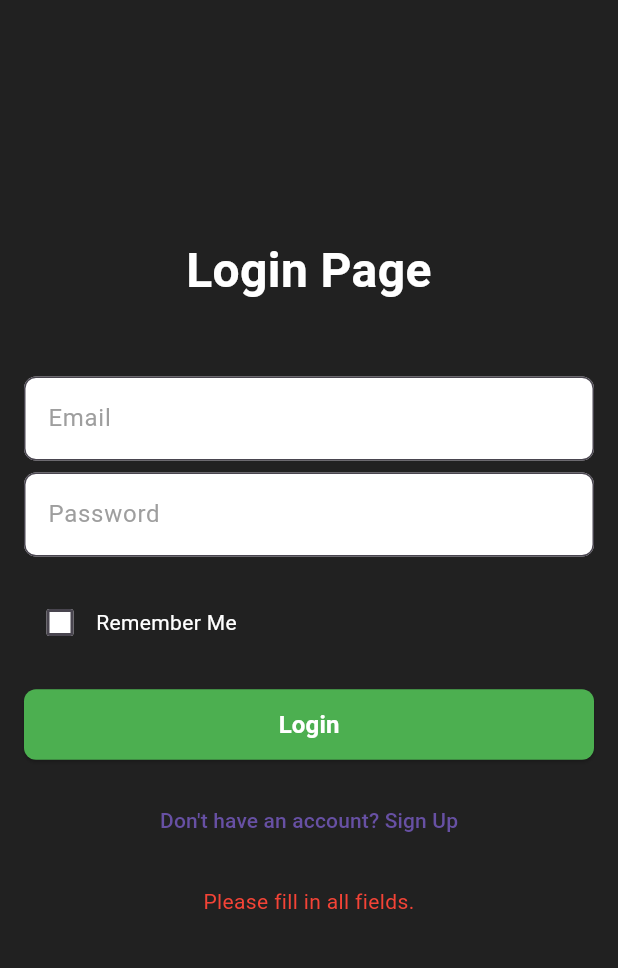
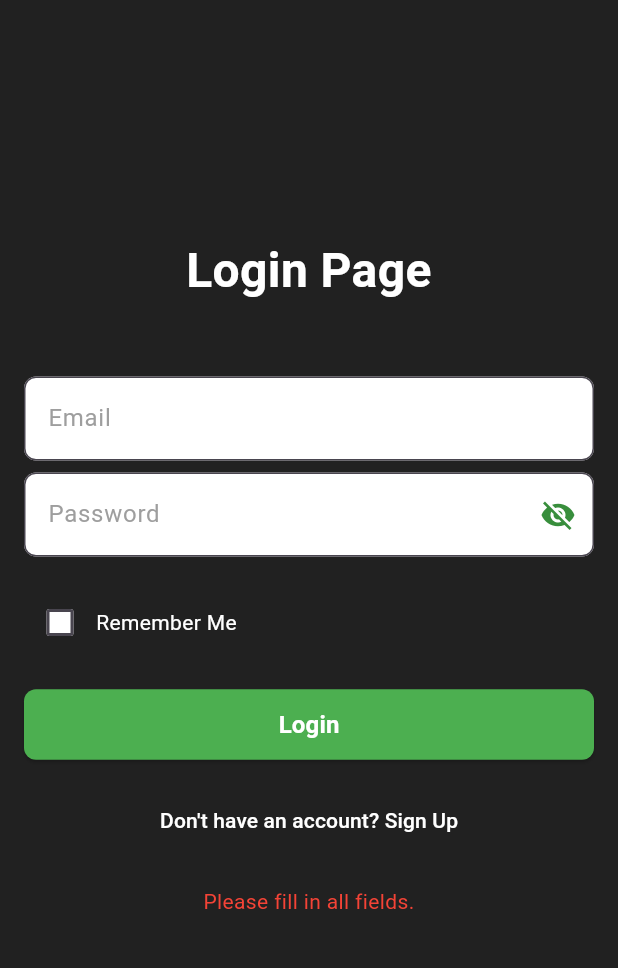
Before and after one commit to dexa20/MovingRatingApplication, a Flutter app: the screen it shows after launch, after a tap on "Login", on a phone screen of 412 x 824 dp, the part 84-1052 px from its top. Run offline on Flutter 3.47's test engine with Material 3 defaults, Android fonts, the phone set to English and light mode, and no system bars; our stand-ins replace carousel_slider, connectivity_plus, firebase_auth, firebase_core, firebase_database, shared_preferences; accounts and stored records are empty.

Commit message:
login and signup changes

```diff
--- a/lib/authentication_screens/login_screen.dart
+++ b/lib/authentication_screens/login_screen.dart
@@ -1,6 +1,7 @@
 import 'package:flutter/material.dart';
 import 'package:firebase_auth/firebase_auth.dart';
 import 'package:shared_preferences/shared_preferences.dart';
+import 'package:connectivity_plus/connectivity_plus.dart'; // Import the connectivity_plus package
 import '/main_screens/home_screen.dart'; // Update this import path according to your project structure
 import '/authentication_screens/signup_screen.dart'; // Update this path to where your SignupScreen class is located.
 
@@ -14,6 +15,7 @@ class _LoginScreenState extends State<LoginScreen> {
   final _passwordController = TextEditingController();
   bool _rememberMe = false;
   String _errorMessage = '';
+  bool _isPasswordVisible = false; // State to manage password visibility
 
   @override
   void initState() {
@@ -28,43 +30,69 @@ class _LoginScreenState extends State<LoginScreen> {
     });
   }
 
+  bool _isEmailValid(String email) {
+    final RegExp emailRegExp = RegExp(
+      r'^[a-zA-Z0-9._-]+@[a-zA-Z0-9.-]+\.[a-zA-Z]{2,4}$',
+    );
+    return emailRegExp.hasMatch(email);
+  }
+
+  bool _isPasswordValid(String password) {
+    return password.length >= 6;
+  }
+
   void _login() async {
     setState(() {
       _errorMessage = ''; // Reset error message
     });
 
-    if (_emailController.text.trim().isEmpty ||
-        _passwordController.text.trim().isEmpty) {
+    // Check internet connectivity
+    var connectivityResult = await Connectivity().checkConnectivity();
+    if (connectivityResult == ConnectivityResult.none) {
+      // No internet connection
+      setState(() {
+        _errorMessage = 'No internet connection. Please connect to the internet and try again.';
+      });
+      return; // Exit the method if no internet connection
+    }
+
+    final String email = _emailController.text.trim();
+    final String password = _passwordController.text.trim();
+
+    if (email.isEmpty || password.isEmpty) {
       setState(() {
         _errorMessage = 'Please fill in all fields.';
       });
       return;
     }
 
+    if (!_isEmailValid(email)) {
+      setState(() {
+        _errorMessage = 'Please enter a valid email address.';
+      });
+      return;
+    }
+
+    if (!_isPasswordValid(password)) {
+      setState(() {
+        _errorMessage = 'Password must be at least 6 characters.';
+      });
+      return;
+    }
+
     try {
       await FirebaseAuth.instance.signInWithEmailAndPassword(
-        email: _emailController.text.trim(),
-        password: _passwordController.text.trim(),
+        email: email,
+        password: password,
       );
       final SharedPreferences prefs = await SharedPreferences.getInstance();
       await prefs.setBool('rememberMe', _rememberMe);
 
-      // Navigate to the home screen
       Navigator.of(context).pushReplacement(
           MaterialPageRoute(builder: (context) => HomeScreen()));
-    } on FirebaseAuthException catch (e) {
-      setState(() {
-        if (e.code == 'user-not-found') {
-          _errorMessage = 'No user found for that email.';
-        } else if (e.code == 'wrong-password') {
-          _errorMessage = 'Wrong password provided for that user.';
-        } else {
-          _errorMessage = 'Firebase Auth Error: ${e.message}';
-        }
-      });
     } catch (e) {
       setState(() {
-        _errorMessage = 'An error occurred. Please try again. Error: $e';
+        _errorMessage = 'Invalid email address or password.';
       });
     }
   }
@@ -76,8 +104,8 @@ class _LoginScreenState extends State<LoginScreen> {
         title: Text(
           'DM Flix',
           style: TextStyle(
-            color: Colors.white, // Sets the text color to white
-            fontWeight: FontWeight.bold, // Makes the text bold
+            color: Colors.white,
+            fontWeight: FontWeight.bold,
           ),
         ),
         centerTitle: true,
@@ -92,9 +120,9 @@ class _LoginScreenState extends State<LoginScreen> {
             Text(
               'Login Page',
               style: TextStyle(
-                  fontSize: 32.0,
-                  color: Colors.white,
-                  fontWeight: FontWeight.bold),
+                fontSize: 32.0,
+                color: Colors.white,
+                fontWeight: FontWeight.bold),
               textAlign: TextAlign.center,
             ),
             SizedBox(height: 48.0),
@@ -102,8 +130,7 @@ class _LoginScreenState extends State<LoginScreen> {
               controller: _emailController,
               decoration: InputDecoration(
                 hintText: 'Email',
-                hintStyle: TextStyle(
-                    color: Colors.grey), // To make hint text styled differently
+                hintStyle: TextStyle(color: Colors.grey),
                 filled: true,
                 fillColor: Colors.white,
                 border: OutlineInputBorder(
@@ -117,15 +144,26 @@ class _LoginScreenState extends State<LoginScreen> {
               controller: _passwordController,
               decoration: InputDecoration(
                 hintText: 'Password',
-                hintStyle: TextStyle(
-                    color: Colors.grey), // To make hint text styled differently
+                hintStyle: TextStyle(color: Colors.grey),
                 filled: true,
                 fillColor: Colors.white,
                 border: OutlineInputBorder(
                   borderRadius: BorderRadius.circular(8.0),
                 ),
+                // Toggle visibility icon
+                suffixIcon: IconButton(
+                  icon: Icon(
+                    _isPasswordVisible ? Icons.visibility : Icons.visibility_off,
+                    color: Theme.of(context).primaryColorDark,
+                  ),
+                  onPressed: () {
+                    setState(() {
+                      _isPasswordVisible = !_isPasswordVisible;
+                    });
+                  },
+                ),
               ),
-              obscureText: true, // Keeps password obscured
+              obscureText: !_isPasswordVisible, // Control visibility
             ),
             SizedBox(height: 20),
             Row(
@@ -138,9 +176,8 @@ class _LoginScreenState extends State<LoginScreen> {
                       _rememberMe = value!;
                     });
                   },
-                  checkColor: Colors.green, // color of the tick
-                  fillColor: MaterialStateProperty.all(
-                      Colors.white), // color of the checkbox
+                  checkColor: Colors.green,
+                  fillColor: MaterialStateProperty.all(Colors.white),
                 ),
                 Text(
                   'Remember Me',
@@ -151,7 +188,7 @@ class _LoginScreenState extends State<LoginScreen> {
             SizedBox(height: 20),
             ElevatedButton(
               child: Text(
-                'Login', // Change the text here to 'Login'
+                'Login',
                 style: TextStyle(
                   fontSize: 16.0,
                   fontWeight: FontWeight.bold,
@@ -165,13 +202,16 @@ class _LoginScreenState extends State<LoginScreen> {
                   borderRadius: BorderRadius.circular(8.0),
                 ),
               ),
-              onPressed: _login, // Keep your login function here
+              onPressed: _login,
             ),
             SizedBox(height: 16.0),
             TextButton(
               onPressed: () => Navigator.of(context).push(
                   MaterialPageRoute(builder: (context) => SignupScreen())),
-              child: Text("Don't have an account? Sign Up"),
+              child: Text(
+                "Don't have an account? Sign Up",
+                style: TextStyle(color: Colors.white),
+              ),
             ),
             SizedBox(height: 20),
             if (_errorMessage.isNotEmpty)
--- a/pubspec.yaml
+++ b/pubspec.yaml
@@ -15,6 +15,7 @@ dependencies:
   carousel_slider: ^4.0.0
   firebase_auth: ^4.17.4
   firebase_database: ^10.4.7
+  connectivity_plus: ^5.0.2
 
 dev_dependencies:
   flutter_test:
```
Also changed, not shown: lib/authentication_screens/signup_screen.dart (+56 -15 lines), pubspec.lock, 3 other files.
